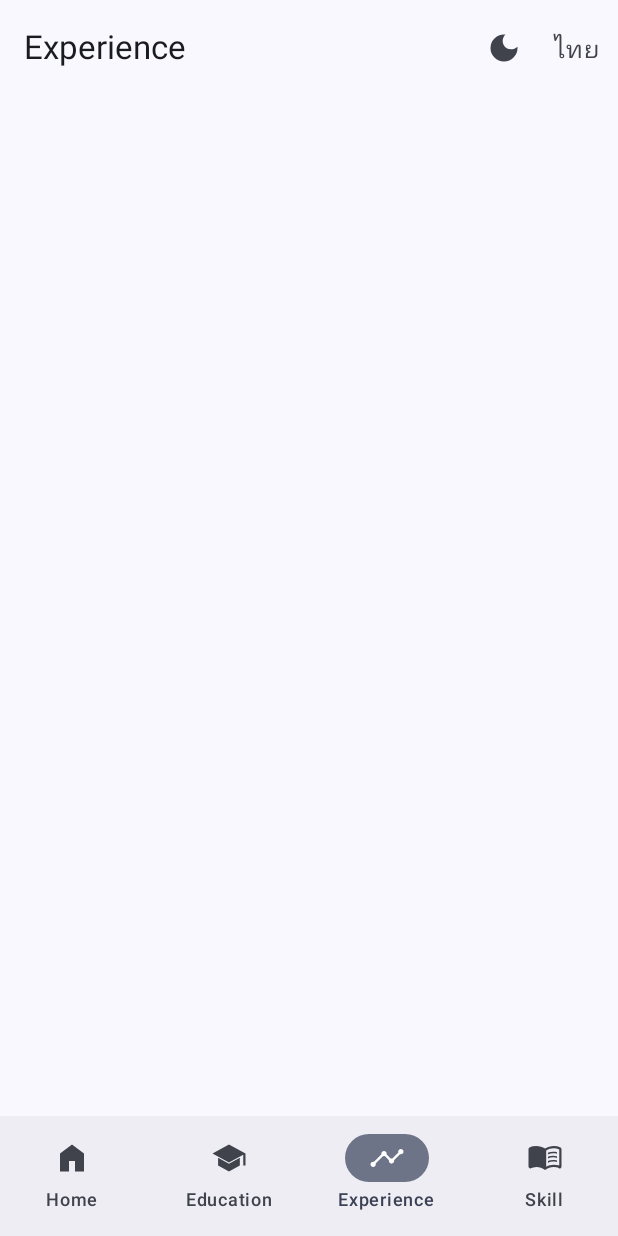
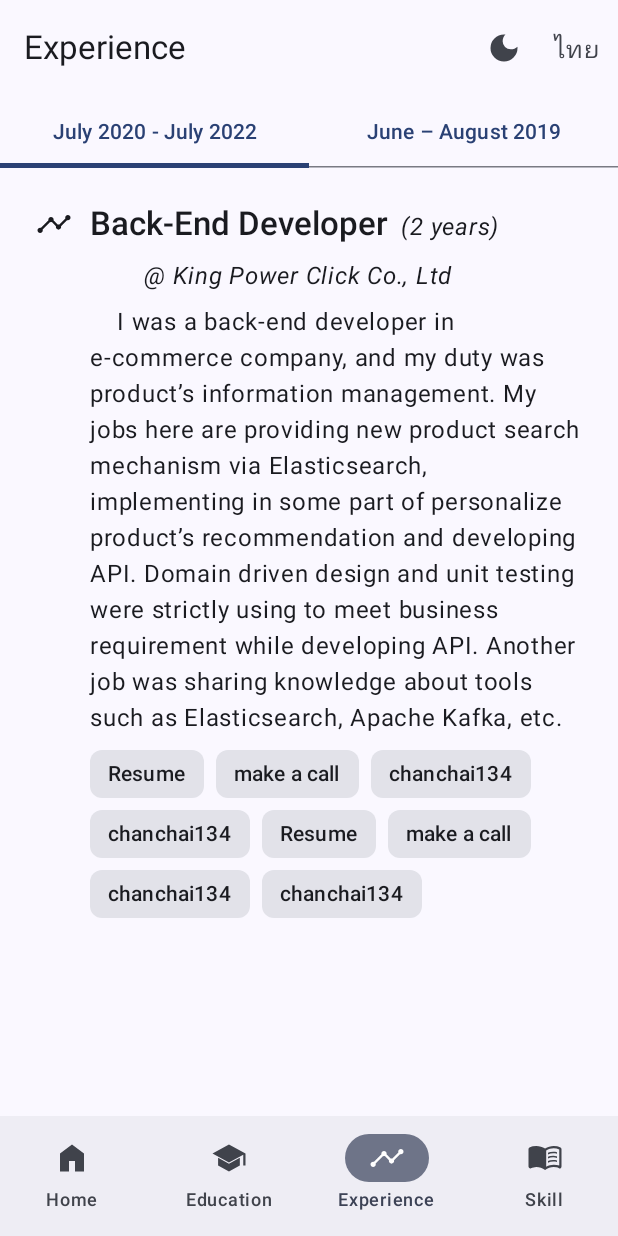
Before and after one commit to chanchai134/resume-android, an Android app built with Jetpack Compose: the screen it shows after launch (ResumeActivity), item 3 of the bottom bar chosen, on a phone screen of 412 x 824 dp. Run offline under Robolectric (Android 15) with nearby library versions, the phone set to English and light mode, and no system bars; our stand-ins replace constraintlayout-compose.

Commit message:
update lib and add experienceScreen UI

```diff
--- /dev/null
+++ b/app/src/main/java/chanchai134/resume/ui/EducationScreen.kt
@@ -0,0 +1,23 @@
+package chanchai134.resume.ui
+
+import android.content.res.Configuration
+import androidx.compose.runtime.Composable
+import androidx.compose.ui.Modifier
+import androidx.compose.ui.tooling.preview.Preview
+import chanchai134.resume.ui.theme.ResumeandroidTheme
+
+@Composable
+fun EducationScreen(
+    modifier: Modifier = Modifier
+) {
+
+}
+
+@Preview("Light", showBackground = true)
+@Preview("Dark", showBackground = true, uiMode = Configuration.UI_MODE_NIGHT_YES)
+@Composable
+fun EducationScreenPreview() {
+    ResumeandroidTheme {
+        EducationScreen()
+    }
+}
--- /dev/null
+++ b/app/src/main/java/chanchai134/resume/ui/ExperienceScreen.kt
@@ -0,0 +1,162 @@
+package chanchai134.resume.ui
+
+import androidx.compose.foundation.layout.Arrangement
+import androidx.compose.foundation.layout.Box
+import androidx.compose.foundation.layout.Column
+import androidx.compose.foundation.layout.ExperimentalLayoutApi
+import androidx.compose.foundation.layout.FlowRow
+import androidx.compose.foundation.layout.Row
+import androidx.compose.foundation.layout.aspectRatio
+import androidx.compose.foundation.layout.fillMaxSize
+import androidx.compose.foundation.layout.fillMaxWidth
+import androidx.compose.foundation.layout.height
+import androidx.compose.foundation.layout.padding
+import androidx.compose.foundation.layout.width
+import androidx.compose.foundation.lazy.LazyColumn
+import androidx.compose.foundation.lazy.rememberLazyListState
+import androidx.compose.material3.Card
+import androidx.compose.material3.Icon
+import androidx.compose.material3.MaterialTheme
+import androidx.compose.material3.Tab
+import androidx.compose.material3.TabRow
+import androidx.compose.material3.Text
+import androidx.compose.runtime.Composable
+import androidx.compose.runtime.mutableStateOf
+import androidx.compose.runtime.remember
+import androidx.compose.ui.Alignment
+import androidx.compose.ui.Modifier
+import androidx.compose.ui.res.dimensionResource
+import androidx.compose.ui.res.painterResource
+import androidx.compose.ui.res.stringResource
+import androidx.compose.ui.text.buildAnnotatedString
+import androidx.compose.ui.text.font.FontStyle
+import androidx.compose.ui.text.font.FontWeight
+import androidx.compose.ui.tooling.preview.Preview
+import androidx.compose.ui.unit.dp
+import chanchai134.resume.R
+import chanchai134.resume.ui.theme.ResumeandroidTheme
+
+@Composable
+fun ExperienceScreen(
+    modifier: Modifier = Modifier
+) {
+    Column(modifier.fillMaxSize()) {
+        val s = remember { mutableStateOf(0) }
+        TabRow(selectedTabIndex = s.value) {
+            Tab(
+                selected = s.value == 0,
+                onClick = { if(s.value != 0) s.value = 0 },
+                text = { Text("July 2020 - July 2022") }
+            )
+            Tab(
+                selected = s.value == 1,
+                onClick = { if(s.value != 1) s.value = 1 },
+                text = { Text("June – August 2019") }
+            )
+        }
+        Body(Modifier.padding(horizontal = dimensionResource(R.dimen.padding)))
+    }
+}
+
+@Composable
+private fun Body(
+    modifier: Modifier = Modifier
+) {
+    val listState = rememberLazyListState()
+
+    LazyColumn(
+        modifier,
+        listState,
+        verticalArrangement = Arrangement.spacedBy(12.dp)
+    ) {
+        item { Position(Modifier.padding(top = 24.dp)) }
+        item { Company(Modifier.padding(start = 72.dp)) }
+        item { JobDetail(Modifier.padding(start = 36.dp)) }
+        item {
+            RelatedSkill(
+                listOf(R.string.app_name,R.string.call, R.string.linkedin, R.string.github, R.string.app_name,R.string.call, R.string.linkedin, R.string.github),
+                Modifier.padding(start = 36.dp, bottom = 16.dp)
+            )
+        }
+    }
+}
+
+@Composable
+private fun Position(modifier: Modifier = Modifier) {
+    Row(modifier, verticalAlignment = Alignment.CenterVertically) {
+        Icon(
+            painterResource(R.drawable.ic_exp), null,
+            Modifier
+                .padding(end = dimensionResource(R.dimen.semi_padding))
+                .width(dimensionResource(R.dimen.icon))
+                .aspectRatio(1f)
+        )
+        Text(
+            buildAnnotatedString {
+                pushStyle(MaterialTheme.typography.titleLarge.copy(fontWeight = FontWeight.Medium).toSpanStyle())
+                append("Back-End Developer")
+                pop()
+                pushStyle(MaterialTheme.typography.bodyLarge.copy(fontStyle = FontStyle.Italic).toSpanStyle())
+                append("  ")
+                append("(2 years)")
+            }
+        )
+    }
+}
+
+@Composable
+private fun Company(modifier: Modifier = Modifier) {
+    Text(
+        """@ King Power Click Co., Ltd""",
+        modifier,
+        style = MaterialTheme.typography.bodyLarge,
+        fontStyle = FontStyle.Italic
+    )
+}
+
+@Composable
+private fun JobDetail(modifier: Modifier = Modifier) {
+    Text(
+        "    ${stringResource(R.string.job_1_detail)}",
+        modifier,
+        style = MaterialTheme.typography.bodyLarge
+    )
+}
+
+@OptIn(ExperimentalLayoutApi::class)
+@Composable
+private fun RelatedSkill(skills: List<Int>, modifier: Modifier = Modifier) {
+    FlowRow(modifier) {
+        skills.forEach {
+            Card(
+                Modifier.padding(end = 8.dp,bottom = 8.dp),
+                MaterialTheme.shapes.small
+            ) {
+                Box(Modifier.height(32.dp), Alignment.Center) {
+                    Text(
+                        stringResource(it),
+                        Modifier.padding(horizontal = 12.dp),
+                        style = MaterialTheme.typography.labelLarge
+                    )
+                }
+            }
+        }
+    }
+}
+
+@Preview(showBackground = true)
+@Composable
+private fun ExperienceScreenPreview() {
+    ResumeandroidTheme {
+        ExperienceScreen()
+    }
+}
+
+
+@Preview(showBackground = true)
+@Composable
+private fun BodyPreview() {
+    ResumeandroidTheme {
+        Body(Modifier.fillMaxWidth().padding(horizontal = dimensionResource(R.dimen.padding)))
+    }
+}
--- a/app/src/main/java/chanchai134/resume/ui/HomeScreen.kt
+++ b/app/src/main/java/chanchai134/resume/ui/HomeScreen.kt
@@ -65,7 +65,9 @@ fun HomeScreen(modifier: Modifier = Modifier) {
 
         Text(
             text = stringResource(R.string.greetings),
-            style = MaterialTheme.typography.titleLarge,
+            style = MaterialTheme.typography.titleLarge.copy(
+                lineHeight = MaterialTheme.typography.headlineMedium.lineHeight
+            ),
             textAlign = TextAlign.Center,
             modifier = Modifier
                 .padding(horizontal = padding)
@@ -95,12 +97,13 @@ private fun Information(modifier: Modifier = Modifier) {
             modifier = Modifier.padding(dimensionResource(R.dimen.semi_padding))
         )
         Row(
-            modifier.fillMaxWidth(),
+            Modifier.fillMaxWidth(),
             horizontalArrangement = Arrangement.SpaceEvenly
         ) {
             val context = LocalContext.current
             val phoneNumber = stringResource(R.string.phone_number)
             val email = stringResource(R.string.e_mail)
+            val subjectMail = stringResource(R.string.subject_mail)
             val github = stringResource(R.string.github)
             val linkedin = stringResource(R.string.linkedin)
 
@@ -116,7 +119,7 @@ private fun Information(modifier: Modifier = Modifier) {
                 context.startActivity(
                     Intent(
                         Intent.ACTION_SENDTO,
-                        Uri.parse("mailto:${email}?subject=send_from_android_app")
+                        Uri.parse("mailto:${email}?subject=${subjectMail}")
                     )
                 )
             })
@@ -160,7 +163,7 @@ private fun CircleIcon(
 
 @Preview(showBackground = true)
 @Composable
-fun InformationPreview() {
+private fun InformationPreview() {
     ResumeandroidTheme {
         Information()
     }
@@ -168,7 +171,7 @@ fun InformationPreview() {
 
 @Preview(showBackground = true)
 @Composable
-fun HomeScreenPreview() {
+private fun HomeScreenPreview() {
     ResumeandroidTheme {
         HomeScreen()
     }
--- a/app/src/main/java/chanchai134/resume/ui/navigation/ResumeNavigationGraph.kt
+++ b/app/src/main/java/chanchai134/resume/ui/navigation/ResumeNavigationGraph.kt
@@ -2,12 +2,14 @@ package chanchai134.resume.ui.navigation
 
 import androidx.navigation.NavGraphBuilder
 import androidx.navigation.compose.composable
+import chanchai134.resume.ui.EducationScreen
+import chanchai134.resume.ui.ExperienceScreen
 import chanchai134.resume.ui.HomeScreen
 import chanchai134.resume.ui.SkillScreen
 
 fun NavGraphBuilder.ResumeNavigationGraph() {
     composable(route = Destination.Home.route) { HomeScreen() }
-    composable(route = Destination.Education.route) { SkillScreen() }
-    composable(route = Destination.Experience.route) { SkillScreen() }
+    composable(route = Destination.Education.route) { EducationScreen() }
+    composable(route = Destination.Experience.route) { ExperienceScreen() }
     composable(route = Destination.Skill.route) { SkillScreen() }
 }
--- a/app/src/main/res/values/strings.xml
+++ b/app/src/main/res/values/strings.xml
@@ -12,6 +12,8 @@
     <string name="open_linkedin">open linkedin</string>
     <string name="phone_number" translatable="false">+66834419565</string>
     <string name="e_mail" translatable="false">chanchai51142@gmail.com</string>
+    <string name="subject_mail">send from android app</string>
     <string name="github" translatable="false">chanchai134</string>
     <string name="linkedin" translatable="false">chanchai134</string>
+    <string name="job_1_detail">I was a back-end developer in e-commerce company, and my duty was product’s information management. My jobs here are providing new product search mechanism via Elasticsearch, implementing in some part of personalize product’s recommendation and developing API. Domain driven design and unit testing were strictly using to meet business requirement while developing API. Another job was sharing knowledge about tools such as Elasticsearch, Apache Kafka, etc.</string>
 </resources>
--- a/build.gradle.kts
+++ b/build.gradle.kts
@@ -2,5 +2,5 @@
 plugins {
     id("com.android.application") version "8.0.1" apply false
     id("com.android.library") version "8.0.1" apply false
-    id("org.jetbrains.kotlin.android") version "1.7.20" apply false
+    id("org.jetbrains.kotlin.android") version "1.9.0" apply false
 }
```
Also changed, not shown: app/build.gradle.kts (+8 -8 lines), 1 other file.
